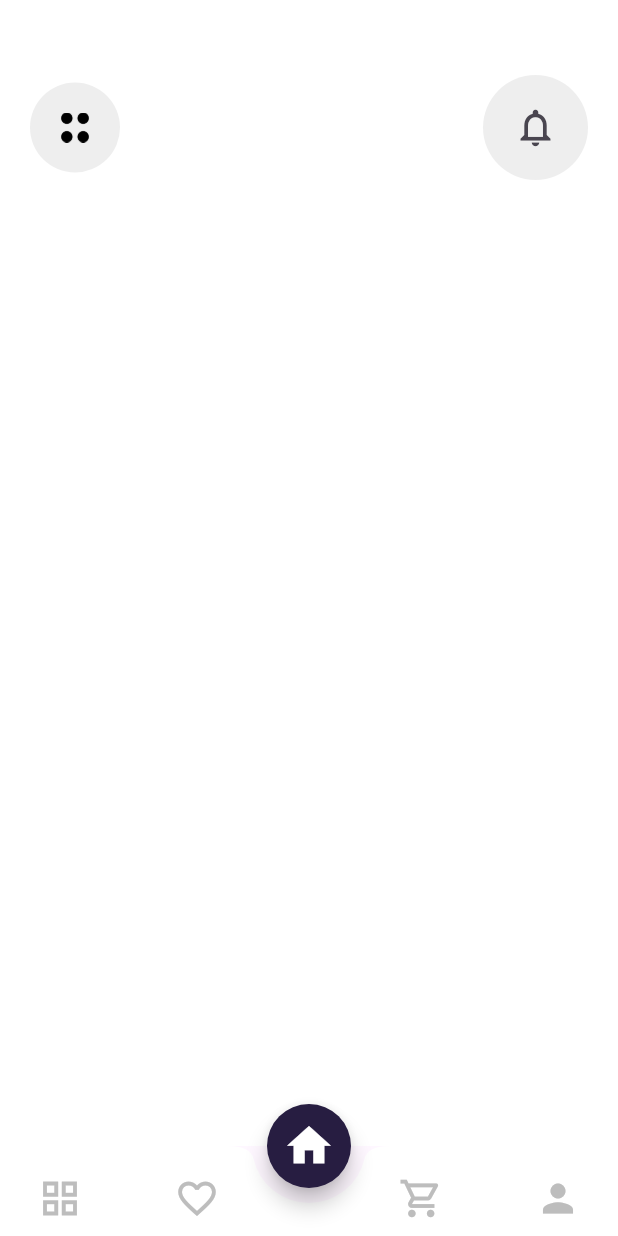
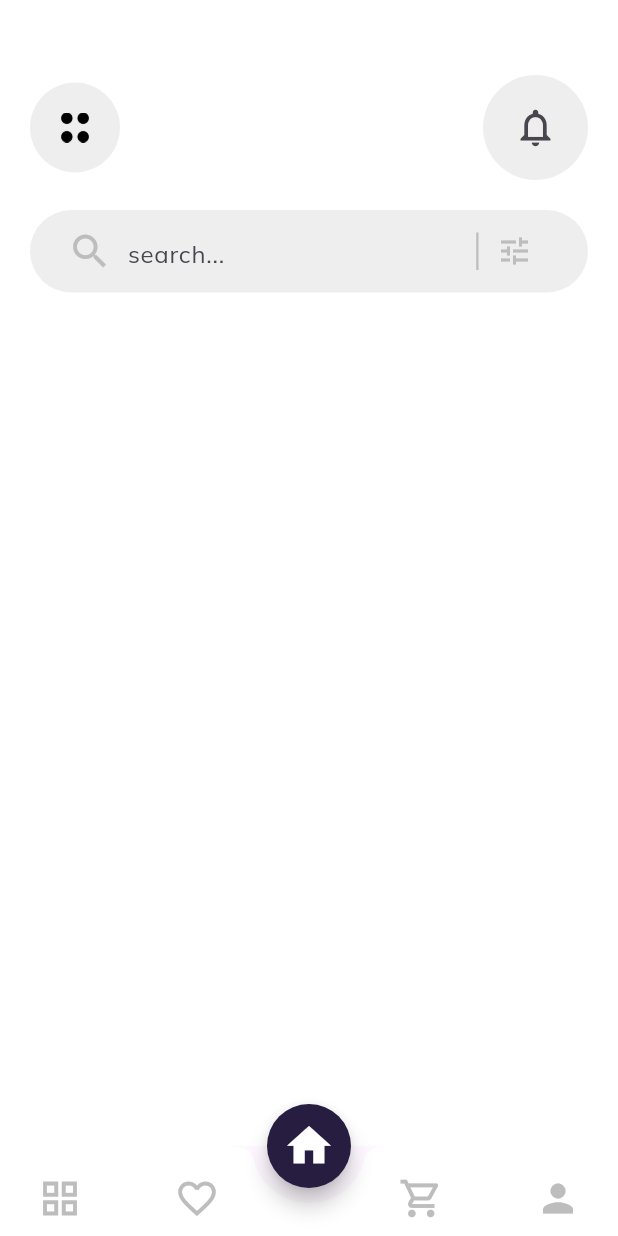
Before and after one commit to mkasang/ecommm, a Flutter app: the screen it shows after launch, on a phone screen of 412 x 824 dp. Run offline on Flutter 3.47's test engine with Material 3 defaults, Android fonts, the phone set to English and light mode, and no system bars; our stand-ins replace google_fonts.

Commit message:
Search bar hme

```diff
--- a/lib/screens/home/home_screen.dart
+++ b/lib/screens/home/home_screen.dart
@@ -1,5 +1,6 @@
 import 'package:ecommm/constants.dart';
 import 'package:ecommm/screens/home/widgets/home_app_bar.dart';
+import 'package:ecommm/screens/home/widgets/search_bard.dart';
 import 'package:flutter/material.dart';
 
 class HomeScreen extends StatefulWidget {
@@ -25,6 +26,7 @@ class _HomeScreenState extends State<HomeScreen> {
               CustumAppBar(),
               SizedBox(height: 20),
               //search bar
+              MkSearchBar(),
             ],
           ),
         ),
--- /dev/null
+++ b/lib/screens/home/widgets/search_bard.dart
@@ -0,0 +1,49 @@
+import 'package:ecommm/constants.dart';
+import 'package:flutter/material.dart';
+
+class MkSearchBar extends StatelessWidget {
+  const MkSearchBar({super.key});
+
+  @override
+  Widget build(BuildContext context) {
+    return Container(
+      height: 55,
+      width: double.infinity,
+      decoration: BoxDecoration(
+        color: MkasColor.contentColor,
+        borderRadius: BorderRadius.circular(30),
+      ),
+      padding: const EdgeInsets.symmetric(horizontal: 25, vertical: 5),
+      child: Row(
+        children: [
+          const Icon(
+            Icons.search,
+            color: MkasColor.unselectColor,
+            size: 30,
+          ),
+          const SizedBox(width: 10),
+          const Flexible(
+            flex: 4,
+            child: TextField(
+              decoration: InputDecoration(
+                hintText: "search...",
+                border: InputBorder.none,
+              ),
+            ),
+          ),
+          Container(
+            height: 25,
+            width: 1.5,
+            color: MkasColor.unselectColor,
+          ),
+          IconButton(
+              onPressed: () {},
+              icon: const Icon(
+                Icons.tune,
+                color: MkasColor.unselectColor,
+              )),
+        ],
+      ),
+    );
+  }
+}
```
